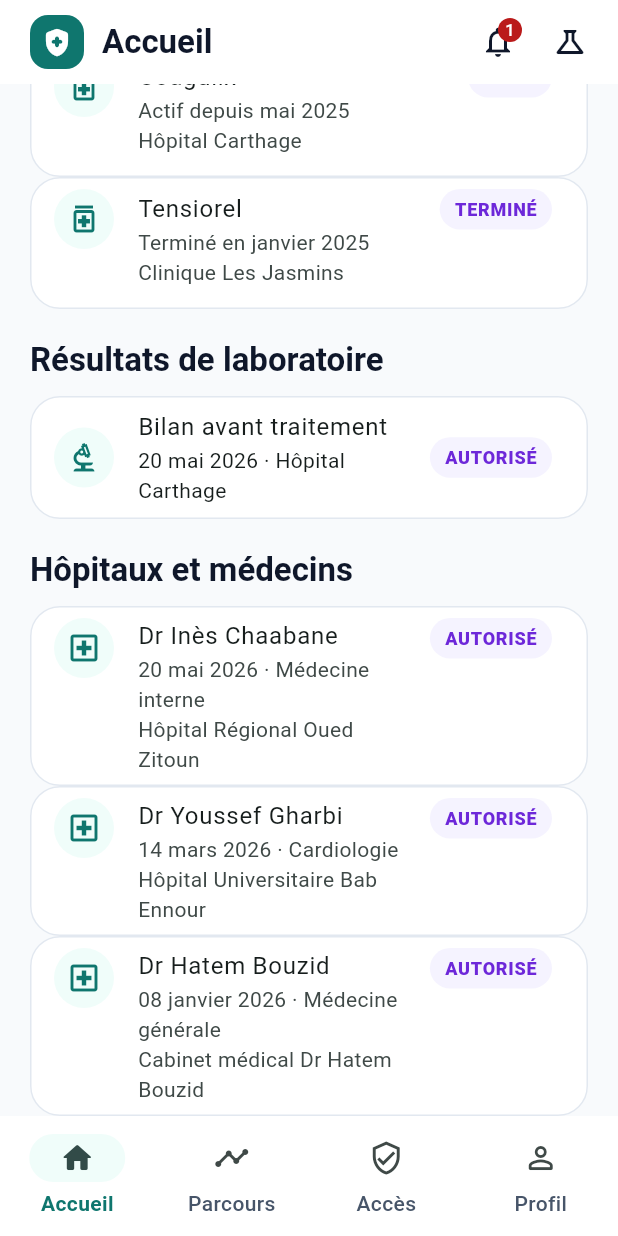
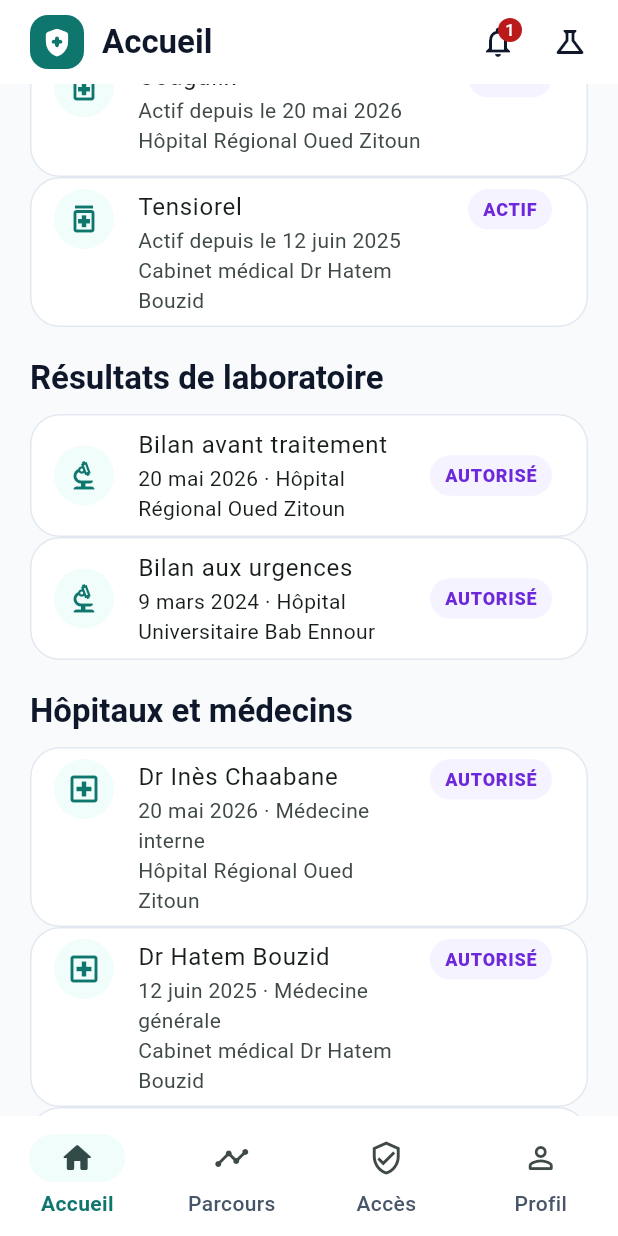
Before and after one commit to Medmas07/Medos, a Flutter app: the screen it shows after launch, scrolled down 576 dp, on a phone screen of 412 x 824 dp. Run offline on Flutter 3.47's test engine with Material 3 defaults, Android fonts, the phone set to English and light mode, and no system bars.

Commit message:
feat(demo): assemble canonical demo identities and story (HC-240)
- Cast and story map in docs/planning/demo-scenario.md: one HC-005
  identity per role and each of the 36 steps mapped to its product,
  acting identity, canonical data, and state today.
- demo-data 1.7.0: scenario roles for the onboarding manager, trusted
  relative, onboarding application, grant-a-drx, and rar-001.
- Patient App fixtures rebuilt from Patient A's records (Coagulix from
  Hopital Regional Oued Zitoun, no invented organizations); dashboard
  counts computed from them.
- Governance Portal demo personas take organization names from
  organizations.json instead of two real hospitals and drifted names;
  demo-authentication contract examples 1.0.1; landing node card.
- Tests read demo-data so the product copies cannot drift.

Closes #95

Co-Authored-By: Claude Opus 5.5 <noreply@anthropic.com>

```diff
--- a/apps/mobile/patient/lib/demo/canonical_patient.dart
+++ b/apps/mobile/patient/lib/demo/canonical_patient.dart
@@ -41,27 +41,31 @@ class CanonicalTimelineEvent {
   final String kind;
 }
 
+/// Patient A's encounters in the three HC-005 records files, newest first.
 const demoTimeline = <CanonicalTimelineEvent>[
   CanonicalTimelineEvent(
-    date: '12 juin 2025',
-    title: 'Consultation de suivi',
-    organization: 'Hôpital Carthage',
-    summary: 'Suivi annuel et recommandations de prévention.',
+    date: '20 mai 2026',
+    title: 'Consultation de médecine interne',
+    organization: 'Hôpital Régional Oued Zitoun',
+    summary:
+        "Trouble du rythme confirmé à l'enregistrement. Instauration d'un traitement anticoagulant et bilan biologique.",
     kind: 'Consultation',
   ),
   CanonicalTimelineEvent(
-    date: '03 mai 2025',
-    title: 'Résultat de laboratoire',
-    organization: 'Laboratoire El Amal',
-    summary: 'Bilan de routine disponible dans votre vue autorisée.',
-    kind: 'Laboratoire',
+    date: '12 juin 2025',
+    title: 'Suivi tensionnel',
+    organization: 'Cabinet médical Dr Hatem Bouzid',
+    summary:
+        'Hypertension artérielle confirmée sur plusieurs mesures. Traitement instauré, contrôle dans 3 mois.',
+    kind: 'Consultation',
   ),
   CanonicalTimelineEvent(
-    date: '18 février 2025',
-    title: 'Visite de médecine générale',
-    organization: 'Clinique Les Jasmins',
-    summary: 'Note de visite partagée avec votre autorisation.',
-    kind: 'Consultation',
+    date: '9 mars 2024',
+    title: 'Consultation aux urgences',
+    organization: 'Hôpital Universitaire Bab Ennour',
+    summary:
+        "Rythme cardiaque irrégulier à l'ECG. Surveillance de 6 heures puis retour à domicile avec orientation vers une consultation spécialisée.",
+    kind: 'Urgences',
   ),
 ];
 
@@ -85,16 +89,16 @@ const demoMedications = <CanonicalMedication>[
   CanonicalMedication(
     name: 'Coagulix',
     code: 'MED-COAGULIX',
-    organization: 'Hôpital Carthage',
-    period: 'Actif depuis mai 2025',
+    organization: 'Hôpital Régional Oued Zitoun',
+    period: 'Actif depuis le 20 mai 2026',
     status: 'Actif',
   ),
   CanonicalMedication(
     name: 'Tensiorel',
     code: 'MED-TENSIOREL',
-    organization: 'Clinique Les Jasmins',
-    period: 'Terminé en janvier 2025',
-    status: 'Terminé',
+    organization: 'Cabinet médical Dr Hatem Bouzid',
+    period: 'Actif depuis le 12 juin 2025',
+    status: 'Actif',
   ),
 ];
 
@@ -132,7 +136,7 @@ const demoLabReports = <CanonicalLabReport>[
   CanonicalLabReport(
     date: '20 mai 2026',
     title: 'Bilan avant traitement',
-    organization: 'Hôpital Carthage',
+    organization: 'Hôpital Régional Oued Zitoun',
     results: [
       CanonicalLabResult(
         test: 'Hémoglobine',
@@ -151,6 +155,34 @@ const demoLabReports = <CanonicalLabReport>[
       CanonicalLabResult(
         test: 'Créatinine',
         value: '11,4',
+        unit: 'mg/L',
+        referenceRange: '6,0–12,0',
+        flag: 'Normal',
+      ),
+    ],
+  ),
+  CanonicalLabReport(
+    date: '9 mars 2024',
+    title: 'Bilan aux urgences',
+    organization: 'Hôpital Universitaire Bab Ennour',
+    results: [
+      CanonicalLabResult(
+        test: 'Hémoglobine',
+        value: '13,1',
+        unit: 'g/dL',
+        referenceRange: '12,0–16,0',
+        flag: 'Normal',
+      ),
+      CanonicalLabResult(
+        test: 'Potassium',
+        value: '4,2',
+        unit: 'mmol/L',
+        referenceRange: '3,5–5,0',
+        flag: 'Normal',
+      ),
+      CanonicalLabResult(
+        test: 'Créatinine',
+        value: '8,9',
         unit: 'mg/L',
         referenceRange: '6,0–12,0',
         flag: 'Normal',
@@ -184,18 +216,18 @@ const demoCareHistory = <CanonicalCareEncounter>[
     summary: 'Consultation de médecine interne et bilan avant traitement.',
   ),
   CanonicalCareEncounter(
-    date: '14 mars 2026',
-    organization: 'Hôpital Universitaire Bab Ennour',
-    physician: 'Dr Youssef Gharbi',
-    specialty: 'Cardiologie',
-    summary: 'Suivi cardiologique et recommandations de prévention.',
-  ),
-  CanonicalCareEncounter(
-    date: '08 janvier 2026',
+    date: '12 juin 2025',
     organization: 'Cabinet médical Dr Hatem Bouzid',
     physician: 'Dr Hatem Bouzid',
     specialty: 'Médecine générale',
-    summary: 'Consultation de suivi avec le médecin traitant.',
+    summary: 'Suivi tensionnel avec le médecin traitant.',
+  ),
+  CanonicalCareEncounter(
+    date: '9 mars 2024',
+    organization: 'Hôpital Universitaire Bab Ennour',
+    physician: 'Dr Rania Kefi',
+    specialty: "Médecine d'urgence",
+    summary: 'Consultation aux urgences et bilan biologique.',
   ),
 ];
 
@@ -299,7 +331,8 @@ const demoNotifications = <CanonicalNotification>[
     id: 'notif-001',
     type: 'access_granted',
     title: 'Accès accordé',
-    body: 'Dr Youssef Gharbi peut consulter votre historique jusqu\'au 24/10/2026.',
+    body:
+        'Dr Youssef Gharbi peut consulter votre historique jusqu\'au 24/10/2026.',
     date: '10 octobre 2026',
     read: false,
   ),
@@ -307,7 +340,8 @@ const demoNotifications = <CanonicalNotification>[
     id: 'notif-002',
     type: 'new_record',
     title: 'Nouveau bilan disponible',
-    body: 'Un bilan biologique de l\'Hôpital Régional Oued Zitoun a été ajouté à votre historique.',
+    body:
+        'Un bilan biologique de l\'Hôpital Régional Oued Zitoun a été ajouté à votre historique.',
     date: '21 mai 2026',
     read: true,
   ),
--- a/apps/mobile/patient/lib/presentation/patient_shell.dart
+++ b/apps/mobile/patient/lib/presentation/patient_shell.dart
@@ -222,20 +222,20 @@ class _DashboardContent extends StatelessWidget {
           style: Theme.of(context).textTheme.titleLarge,
         ),
         const SizedBox(height: 10),
-        const Row(
+        Row(
           children: [
             Expanded(
               child: _DashboardMetric(
                 icon: Icons.timeline_rounded,
-                value: '3',
+                value: '${demoTimeline.length}',
                 label: 'evenements autorises',
               ),
             ),
-            SizedBox(width: 12),
+            const SizedBox(width: 12),
             Expanded(
               child: _DashboardMetric(
                 icon: Icons.verified_user_outlined,
-                value: '2',
+                value: '${demoPatientSources.length}',
                 label: 'sources autorisees',
               ),
             ),
@@ -291,7 +291,10 @@ class _MedicationHistorySection extends StatelessWidget {
             child: ListTile(
               leading: const CircleAvatar(
                 backgroundColor: PatientColors.brandSoft,
-                child: Icon(Icons.medication_outlined, color: PatientColors.brand),
+                child: Icon(
+                  Icons.medication_outlined,
+                  color: PatientColors.brand,
+                ),
               ),
               title: Text(medication.name),
               subtitle: Text(
@@ -375,7 +378,10 @@ class _CareHistorySection extends StatelessWidget {
             child: ListTile(
               leading: const CircleAvatar(
                 backgroundColor: PatientColors.brandSoft,
-                child: Icon(Icons.local_hospital_outlined, color: PatientColors.brand),
+                child: Icon(
+                  Icons.local_hospital_outlined,
+                  color: PatientColors.brand,
+                ),
               ),
               title: Text(encounter.physician),
               subtitle: Text(
@@ -430,7 +436,10 @@ class _AccessContentState extends State<_AccessContent> {
             onRevoke: () => _confirmRevoke(grant.grantee),
           ),
         const SizedBox(height: 20),
-        Text('Proches de confiance', style: Theme.of(context).textTheme.titleLarge),
+        Text(
+          'Proches de confiance',
+          style: Theme.of(context).textTheme.titleLarge,
+        ),
         const SizedBox(height: 6),
         const Text(
           'Un proche consulte uniquement la portée que vous choisissez.',
@@ -547,8 +556,14 @@ class _GrantAccessDialogState extends State<_GrantAccessDialog> {
               isExpanded: true,
               decoration: const InputDecoration(labelText: 'Médecin'),
               items: const [
-                DropdownMenuItem(value: 'Dr Rania Kefi', child: Text('Dr Rania Kefi')),
-                DropdownMenuItem(value: 'Dr Hatem Bouzid', child: Text('Dr Hatem Bouzid')),
+                DropdownMenuItem(
+                  value: 'Dr Rania Kefi',
+                  child: Text('Dr Rania Kefi'),
+                ),
+                DropdownMenuItem(
+                  value: 'Dr Hatem Bouzid',
+                  child: Text('Dr Hatem Bouzid'),
+                ),
               ],
               onChanged: (value) => setState(() => _physician = value!),
             ),
@@ -565,7 +580,10 @@ class _GrantAccessDialogState extends State<_GrantAccessDialog> {
                     overflow: TextOverflow.ellipsis,
                   ),
                 ),
-                DropdownMenuItem(value: 'Parcours', child: Text('Parcours uniquement')),
+                DropdownMenuItem(
+                  value: 'Parcours',
+                  child: Text('Parcours uniquement'),
+                ),
               ],
               onChanged: (value) => setState(() => _scope = value!),
             ),
@@ -584,7 +602,10 @@ class _GrantAccessDialogState extends State<_GrantAccessDialog> {
         ),
       ),
       actions: [
-        TextButton(onPressed: () => Navigator.pop(context), child: const Text('Annuler')),
+        TextButton(
+          onPressed: () => Navigator.pop(context),
+          child: const Text('Annuler'),
+        ),
         FilledButton(
           onPressed: () => Navigator.pop(
             context,
@@ -650,7 +671,10 @@ class _AccessGrantCard extends StatelessWidget {
           children: [
             Row(
               children: [
-                const Icon(Icons.person_outline_rounded, color: PatientColors.brand),
+                const Icon(
+                  Icons.person_outline_rounded,
+                  color: PatientColors.brand,
+                ),
                 const SizedBox(width: 10),
                 Expanded(
                   child: Text(
@@ -658,15 +682,23 @@ class _AccessGrantCard extends StatelessWidget {
                     style: Theme.of(context).textTheme.titleMedium,
                   ),
                 ),
-                _StatusPill(label: revoked ? 'RÉVOQUÉ' : grant.status.toUpperCase()),
+                _StatusPill(
+                  label: revoked ? 'RÉVOQUÉ' : grant.status.toUpperCase(),
+                ),
               ],
             ),
             const SizedBox(height: 10),
             Text(grant.purpose),
             const SizedBox(height: 4),
-            Text(grant.scope, style: const TextStyle(color: PatientColors.muted)),
+            Text(
+              grant.scope,
+              style: const TextStyle(color: PatientColors.muted),
+            ),
             const SizedBox(height: 4),
-            Text(grant.expiresAt, style: const TextStyle(color: PatientColors.muted)),
+            Text(
+              grant.expiresAt,
+              style: const TextStyle(color: PatientColors.muted),
+            ),
             if (active) ...[
               const SizedBox(height: 12),
               OutlinedButton.icon(
@@ -730,7 +762,10 @@ class _DelegateAccessDialogState extends State<_DelegateAccessDialog> {
               items: const [
                 DropdownMenuItem(value: 'Fils', child: Text('Fils')),
                 DropdownMenuItem(value: 'Fille', child: Text('Fille')),
-                DropdownMenuItem(value: 'Conjoint·e', child: Text('Conjoint·e')),
+                DropdownMenuItem(
+                  value: 'Conjoint·e',
+                  child: Text('Conjoint·e'),
+                ),
                 DropdownMenuItem(value: 'Aidant·e', child: Text('Aidant·e')),
               ],
               onChanged: (value) => setState(() => _relationship = value!),
@@ -745,7 +780,10 @@ class _DelegateAccessDialogState extends State<_DelegateAccessDialog> {
                   value: 'Parcours, médicaments',
                   child: Text('Parcours + médicaments'),
                 ),
-                DropdownMenuItem(value: 'Médicaments', child: Text('Médicaments uniquement')),
+                DropdownMenuItem(
+                  value: 'Médicaments',
+                  child: Text('Médicaments uniquement'),
+                ),
               ],
               onChanged: (value) => setState(() => _scope = value!),
             ),
@@ -759,7 +797,10 @@ class _DelegateAccessDialogState extends State<_DelegateAccessDialog> {
                   value: 'Sans date d’expiration',
                   child: Text('Jusqu’à révocation'),
                 ),
-                DropdownMenuItem(value: 'Expire dans 30 jours', child: Text('30 jours')),
+                DropdownMenuItem(
+                  value: 'Expire dans 30 jours',
+                  child: Text('30 jours'),
+                ),
               ],
               onChanged: (value) => setState(() => _duration = value!),
             ),
@@ -773,7 +814,10 @@ class _DelegateAccessDialogState extends State<_DelegateAccessDialog> {
         ),
       ),
       actions: [
-        TextButton(onPressed: () => Navigator.pop(context), child: const Text('Annuler')),
+        TextButton(
+          onPressed: () => Navigator.pop(context),
+          child: const Text('Annuler'),
+        ),
         FilledButton(onPressed: _submit, child: const Text('Déléguer')),
       ],
     );
@@ -820,7 +864,10 @@ class _DelegationCard extends StatelessWidget {
           children: [
             Row(
               children: [
-                const Icon(Icons.family_restroom_rounded, color: PatientColors.brand),
+                const Icon(
+                  Icons.family_restroom_rounded,
+                  color: PatientColors.brand,
+                ),
                 const SizedBox(width: 10),
                 Expanded(
                   child: Text(
@@ -1006,8 +1053,11 @@ class _DataRequest {
   final String source;
   final _RequestStage stage;
 
-  _DataRequest underReview() =>
-      _DataRequest(type: type, source: source, stage: _RequestStage.underReview);
+  _DataRequest underReview() => _DataRequest(
+    type: type,
+    source: source,
+    stage: _RequestStage.underReview,
+  );
 }
 
 class _DataRequestsSection extends StatefulWidget {
@@ -1151,7 +1201,10 @@ class _DataRequestDialogState extends State<_DataRequestDialog> {
         ),
       ),
       actions: [
-        TextButton(onPressed: () => Navigator.pop(context), child: const Text('Annuler')),
+        TextButton(
+          onPressed: () => Navigator.pop(context),
+          child: const Text('Annuler'),
+        ),
         FilledButton(
           onPressed: () => Navigator.pop(
             context,
@@ -1196,11 +1249,20 @@ class _DataRequestCard extends StatelessWidget {
               ],
             ),
             const SizedBox(height: 6),
-            Text(request.source, style: const TextStyle(color: PatientColors.muted)),
+            Text(
+              request.source,
+              style: const TextStyle(color: PatientColors.muted),
+            ),
             const SizedBox(height: 12),
             const _RequestStep(label: 'Demande envoyée', done: true),
-            _RequestStep(label: 'Analyse juridique et de conservation', done: reviewing),
-            const _RequestStep(label: 'Revue hôpital / gouvernance', done: false),
+            _RequestStep(
+              label: 'Analyse juridique et de conservation',
+              done: reviewing,
+            ),
+            const _RequestStep(
+              label: 'Revue hôpital / gouvernance',
+              done: false,
+            ),
             const _RequestStep(
               label: 'Décision : effacer, anonymiser, restreindre ou conserver',
               done: false,
@@ -1295,11 +1357,7 @@ class _TimelineEventCard extends StatelessWidget {
             children: [
               const Icon(Icons.circle, size: 12, color: PatientColors.brand),
               if (!isLast)
-                Container(
-                  width: 2,
-                  height: 72,
-                  color: PatientColors.brandSoft,
-                ),
+                Container(width: 2, height: 72, color: PatientColors.brandSoft),
             ],
           ),
           const SizedBox(width: 12),
@@ -1313,11 +1371,20 @@ class _TimelineEventCard extends StatelessWidget {
                   child: Column(
                     crossAxisAlignment: CrossAxisAlignment.start,
                     children: [
-                      Text(event.date, style: const TextStyle(color: PatientColors.muted)),
+                      Text(
+                        event.date,
+                        style: const TextStyle(color: PatientColors.muted),
+                      ),
                       const SizedBox(height: 4),
-                      Text(event.title, style: Theme.of(context).textTheme.titleMedium),
+                      Text(
+                        event.title,
+                        style: Theme.of(context).textTheme.titleMedium,
+                      ),
                       const SizedBox(height: 4),
-                      Text(event.organization, style: const TextStyle(fontWeight: FontWeight.w700)),
+                      Text(
+                        event.organization,
+                        style: const TextStyle(fontWeight: FontWeight.w700),
+                      ),
                       const SizedBox(height: 8),
                       Text(event.summary),
                       const SizedBox(height: 10),
@@ -1350,7 +1417,10 @@ class _TimelineEventCard extends StatelessWidget {
           children: [
             Text(event.title, style: Theme.of(context).textTheme.headlineSmall),
             const SizedBox(height: 8),
-            Text(event.date, style: const TextStyle(color: PatientColors.muted)),
+            Text(
+              event.date,
+              style: const TextStyle(color: PatientColors.muted),
+            ),
             const SizedBox(height: 20),
             _DetailRow(label: 'Organisation', value: event.organization),
             _DetailRow(label: 'Type', value: event.kind),
@@ -1399,7 +1469,8 @@ class _NotificationCenterPage extends StatefulWidget {
   final ValueChanged<Iterable<String>> onRead;
 
   @override
-  State<_NotificationCenterPage> createState() => _NotificationCenterPageState();
+  State<_NotificationCenterPage> createState() =>
+      _NotificationCenterPageState();
 }
 
 class _NotificationCenterPageState extends State<_NotificationCenterPage> {
@@ -1412,7 +1483,9 @@ class _NotificationCenterPageState extends State<_NotificationCenterPage> {
         .map((notification) => notification.id)
         .toList();
     final visible = demoNotifications
-        .where((notification) => !_unreadOnly || unread.contains(notification.id))
+        .where(
+          (notification) => !_unreadOnly || unread.contains(notification.id),
+        )
         .toList();
 
     return Scaffold(
@@ -1524,7 +1597,8 @@ class _NotificationCard extends StatelessWidget {
                     Row(
                       children: [
                         _StatusPill(
-                          label: _categoryLabels[notification.type] ??
+                          label:
+                              _categoryLabels[notification.type] ??
                               notification.type.toUpperCase(),
                         ),
                         const SizedBox(width: 8),
```
Also changed, not shown: contracts/api/auth/demo-authentication.v1.yaml (+11 -8 lines), demo-data/manifest.json, 10 other files.
